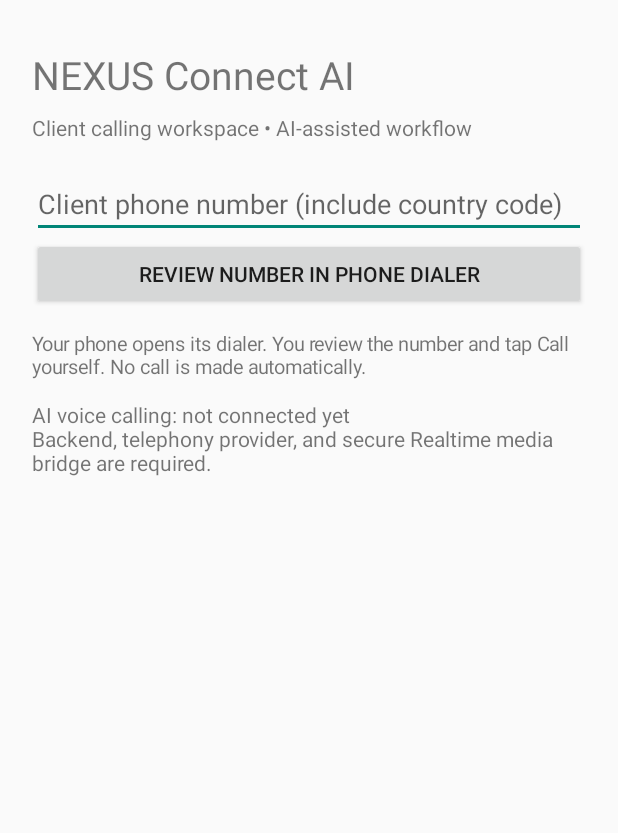
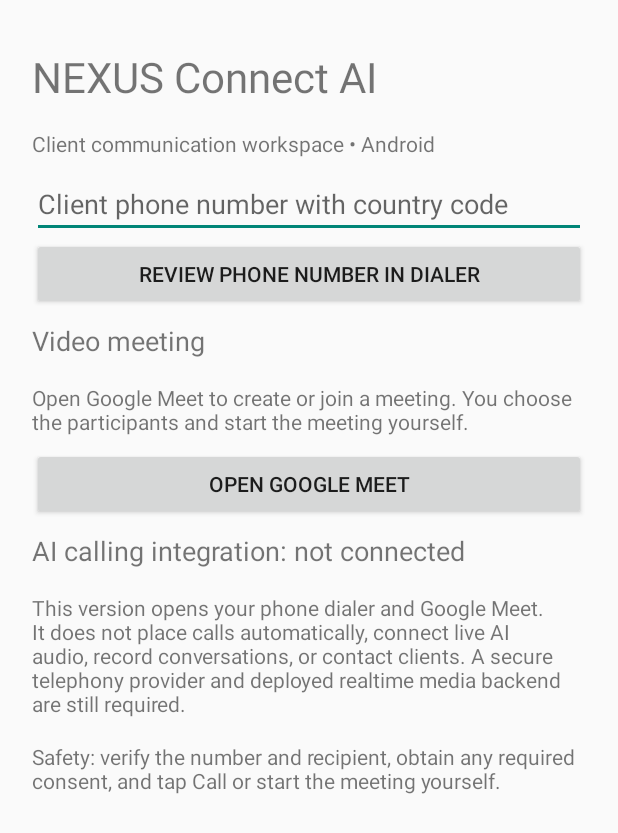
Before and after one commit to saharshsrivastava01-hue/AnaAI45, an Android app: the screen it shows after launch (MainActivity), on a phone screen of 412 x 824 dp. Shown: the top 833 px of the screen. Run offline under Robolectric (Android 15) with nearby library versions, the phone set to English and light mode, and no system bars; 1 statement that could not run was skipped.

Commit message:
Add user-controlled phone and video meeting launch actions

```diff
--- a/nexus-connect-android/app/src/main/java/com/nexus/connectai/MainActivity.kt
+++ b/nexus-connect-android/app/src/main/java/com/nexus/connectai/MainActivity.kt
@@ -5,6 +5,7 @@ import android.content.Intent
 import android.net.Uri
 import android.os.Bundle
 import android.view.Gravity
+import android.view.ViewGroup
 import android.widget.Button
 import android.widget.EditText
 import android.widget.LinearLayout
@@ -12,57 +13,66 @@ import android.widget.TextView
 import android.widget.Toast
 
 class MainActivity : Activity() {
+    private fun label(value: String, size: Float = 14f) = TextView(this).apply {
+        text = value
+        textSize = size
+        setPadding(0, 12, 0, 12)
+    }
+
+    private fun actionButton(value: String, onClick: () -> Unit) = Button(this).apply {
+        text = value
+        setOnClickListener { onClick() }
+    }
+
     override fun onCreate(savedInstanceState: Bundle?) {
         super.onCreate(savedInstanceState)
 
         val root = LinearLayout(this).apply {
             orientation = LinearLayout.VERTICAL
-            setPadding(32, 48, 32, 32)
+            setPadding(32, 36, 32, 32)
             gravity = Gravity.CENTER_HORIZONTAL
         }
 
-        val title = TextView(this).apply {
-            text = "NEXUS Connect AI"
-            textSize = 26f
-        }
-        val subtitle = TextView(this).apply {
-            text = "Client calling workspace • AI-assisted workflow"
-            textSize = 14f
-            setPadding(0, 12, 0, 28)
-        }
+        root.addView(label("NEXUS Connect AI", 28f))
+        root.addView(label("Client communication workspace • Android", 14f))
+
         val number = EditText(this).apply {
-            hint = "Client phone number (include country code)"
+            hint = "Client phone number with country code"
             inputType = 3
             singleLine = true
         }
-        val dial = Button(this).apply {
-            text = "Review number in phone dialer"
-            setOnClickListener {
-                val value = number.text.toString().trim()
-                if (value.length < 7) {
-                    Toast.makeText(this@MainActivity, "Enter a valid phone number.", Toast.LENGTH_SHORT).show()
-                } else {
-                    val intent = Intent(Intent.ACTION_DIAL, Uri.parse("tel:" + Uri.encode(value)))
-                    startActivity(intent)
+        root.addView(number, LinearLayout.LayoutParams(ViewGroup.LayoutParams.MATCH_PARENT, ViewGroup.LayoutParams.WRAP_CONTENT))
+
+        root.addView(actionButton("Review phone number in dialer") {
+            val value = number.text.toString().trim()
+            if (value.length < 7) {
+                Toast.makeText(this, "Enter a valid phone number.", Toast.LENGTH_SHORT).show()
+            } else {
+                runCatching {
+                    startActivity(Intent(Intent.ACTION_DIAL, Uri.parse("tel:" + Uri.encode(value))))
+                }.onFailure {
+                    Toast.makeText(this, "No compatible dialer app found.", Toast.LENGTH_LONG).show()
                 }
             }
-        }
-        val note = TextView(this).apply {
-            text = "Your phone opens its dialer. You review the number and tap Call yourself. No call is made automatically."
-            textSize = 13f
-            setPadding(0, 20, 0, 20)
-        }
-        val status = TextView(this).apply {
-            text = "AI voice calling: not connected yet\nBackend, telephony provider, and secure Realtime media bridge are required."
-            textSize = 14f
-        }
+        })
 
-        root.addView(title)
-        root.addView(subtitle)
-        root.addView(number, LinearLayout.LayoutParams(-1, -2))
-        root.addView(dial)
-        root.addView(note)
-        root.addView(status)
+        root.addView(label("Video meeting", 18f))
+        root.addView(label("Open Google Meet to create or join a meeting. You choose the participants and start the meeting yourself."))
+        root.addView(actionButton("Open Google Meet") {
+            val meet = Intent(Intent.ACTION_VIEW, Uri.parse("https://meet.google.com/new"))
+            runCatching { startActivity(meet) }.onFailure {
+                Toast.makeText(this, "Unable to open a browser or meeting app.", Toast.LENGTH_LONG).show()
+            }
+        })
+
+        root.addView(label("AI calling integration: not connected", 18f))
+        root.addView(label(
+            "This version opens your phone dialer and Google Meet. It does not place calls automatically, connect live AI audio, record conversations, or contact clients. A secure telephony provider and deployed realtime media backend are still required."
+        ))
+        root.addView(label(
+            "Safety: verify the number and recipient, obtain any required consent, and tap Call or start the meeting yourself."
+        ))
+
         setContentView(root)
     }
 }
```
